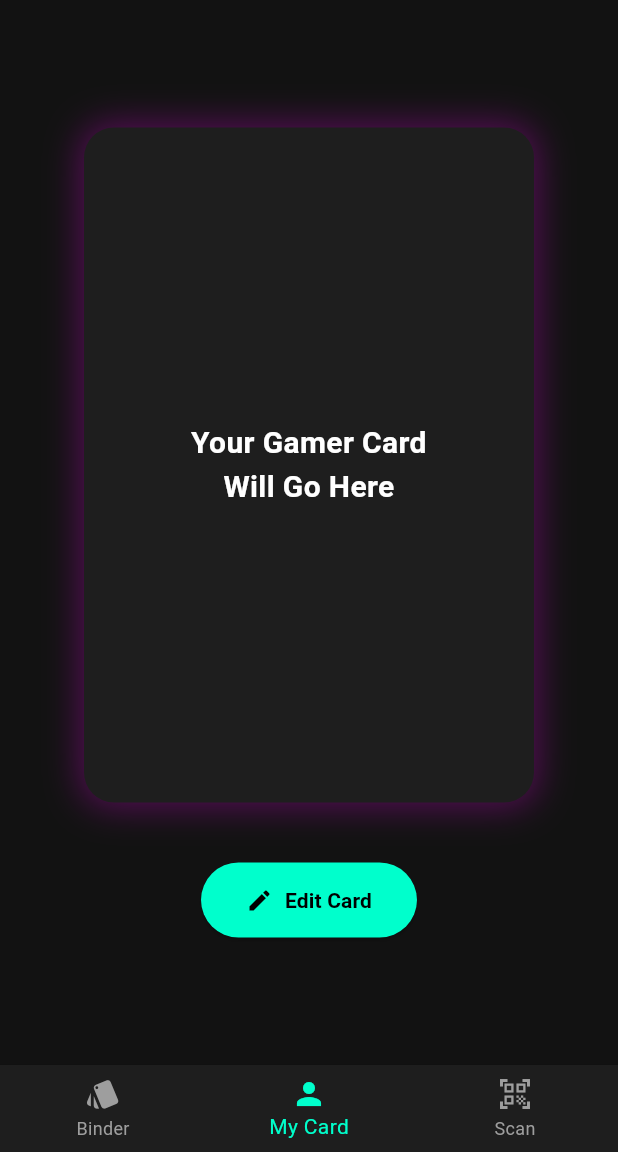
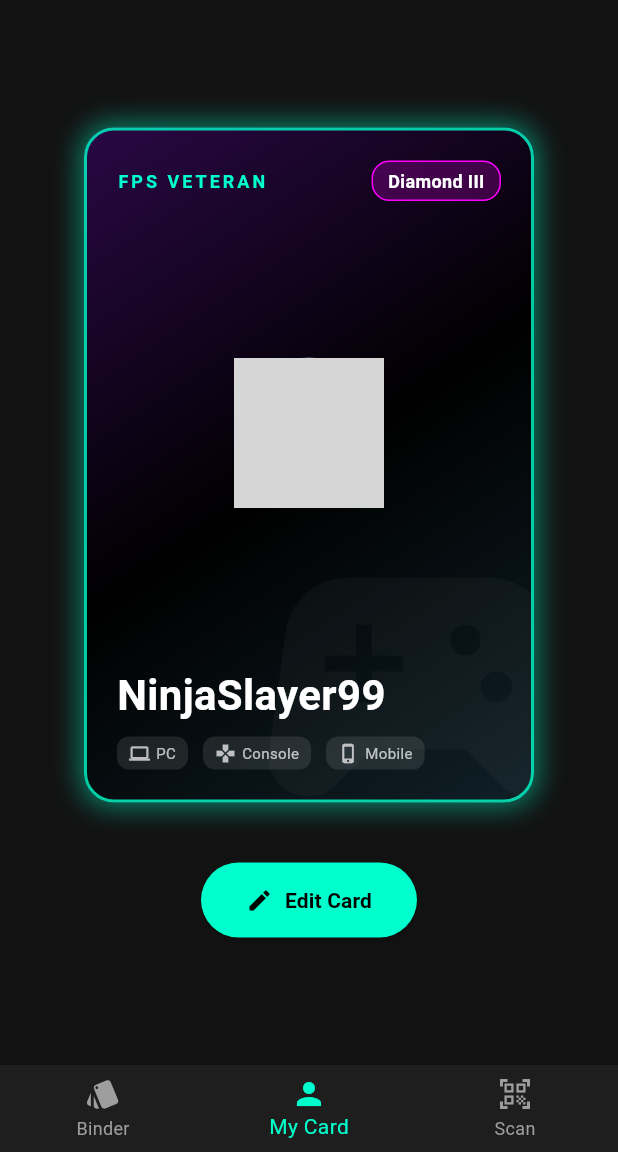
Before and after one commit to liarisknight0/gamer_club, a Flutter app: the screen it shows after launch, item 2 of the bottom bar chosen, after a tap on "Edit Card", on a phone screen of 412 x 824 dp, the part 84-1236 px from its top. Run offline on Flutter 3.47's test engine with Material 3 defaults, Android fonts, the phone set to English and light mode, and no system bars; network calls fail; grey boxes are pictures that could not be loaded.

Commit message:
Finished part 3: Created beautiful UI for Digital Gamer Card

```diff
--- a/lib/screens/binder_screen.dart
+++ b/lib/screens/binder_screen.dart
@@ -1,33 +1,35 @@
 import 'package:flutter/material.dart';
+import '../widgets/gamer_card.dart';
 
 class BinderScreen extends StatelessWidget {
   const BinderScreen({super.key});
 
   @override
   Widget build(BuildContext context) {
+    // Some dummy data to fill our binder
+    final List<Map<String, String>> collectedCards =[
+      {'user': 'xX_Sniper_Xx', 'title': 'Tryhard', 'rank': 'Radiant'},
+      {'user': 'CozyGamerGirl', 'title': 'Completionist', 'rank': 'Gold'},
+      {'user': 'NoobMaster69', 'title': 'Casual', 'rank': 'Bronze'},
+      {'user': 'Faker', 'title': 'Pro Player', 'rank': 'Challenger'},
+    ];
+
     return Scaffold(
       body: GridView.builder(
         padding: const EdgeInsets.all(16.0),
         gridDelegate: const SliverGridDelegateWithFixedCrossAxisCount(
-          crossAxisCount: 2, // 2 cards per row
-          childAspectRatio: 0.7, // Trading card aspect ratio (taller than wide)
+          crossAxisCount: 2,
+          childAspectRatio: 0.7,
           crossAxisSpacing: 16,
           mainAxisSpacing: 16,
         ),
-        itemCount: 6, // Placeholder for 6 cards
+        itemCount: collectedCards.length,
         itemBuilder: (context, index) {
-          return Container(
-            decoration: BoxDecoration(
-              color: const Color(0xFF2A2A2A), // Dark grey card background
-              borderRadius: BorderRadius.circular(12),
-              border: Border.all(color: const Color(0xFF00FFCC), width: 1), // Neon Cyan border
-            ),
-            child: const Center(
-              child: Text(
-                'Empty Slot',
-                style: TextStyle(color: Colors.grey),
-              ),
-            ),
+          final cardData = collectedCards[index];
+          return GamerCard(
+            username: cardData['user']!,
+            title: cardData['title']!,
+            rank: cardData['rank']!,
           );
         },
       ),
--- a/lib/screens/my_card_screen.dart
+++ b/lib/screens/my_card_screen.dart
@@ -1,4 +1,5 @@
 import 'package:flutter/material.dart';
+import '../widgets/gamer_card.dart'; // Import our new card!
 
 class MyCardScreen extends StatelessWidget {
   const MyCardScreen({super.key});
@@ -10,32 +11,21 @@ class MyCardScreen extends StatelessWidget {
         child: Column(
           mainAxisAlignment: MainAxisAlignment.center,
           children:[
-            // Placeholder for the actual card we will design in Chunk 3
-            Container(
+            // Look how clean this is! We just call our widget and pass the data.
+            const SizedBox(
               width: 300,
               height: 450,
-              decoration: BoxDecoration(
-                color: const Color(0xFF1E1E1E),
-                borderRadius: BorderRadius.circular(20),
-                boxShadow:[
-                  BoxShadow(
-                    color: const Color(0xFFFF00FF).withOpacity(0.3), // Neon pink glow
-                    blurRadius: 20,
-                    spreadRadius: 2,
-                  ),
-                ],
-              ),
-              child: const Center(
-                child: Text(
-                  'Your Gamer Card\nWill Go Here',
-                  textAlign: TextAlign.center,
-                  style: TextStyle(fontSize: 20, color: Colors.white, fontWeight: FontWeight.bold),
-                ),
+              child: GamerCard(
+                username: 'NinjaSlayer99',
+                title: 'FPS Veteran',
+                rank: 'Diamond III',
               ),
             ),
             const SizedBox(height: 40),
             ElevatedButton.icon(
-              onPressed: () {},
+              onPressed: () {
+                // Later, this will open a screen to edit the username/colors
+              },
               icon: const Icon(Icons.edit, color: Colors.black),
               label: const Text('Edit Card', style: TextStyle(color: Colors.black, fontWeight: FontWeight.bold)),
               style: ElevatedButton.styleFrom(
--- /dev/null
+++ b/lib/widgets/gamer_card.dart
@@ -0,0 +1,166 @@
+import 'package:flutter/material.dart';
+
+class GamerCard extends StatelessWidget {
+  final String username;
+  final String title;
+  final String rank;
+
+  const GamerCard({
+    super.key,
+    required this.username,
+    required this.title,
+    required this.rank,
+  });
+
+  @override
+  Widget build(BuildContext context) {
+    return Container(
+      // The overall card shape and glowing border
+      decoration: BoxDecoration(
+        borderRadius: BorderRadius.circular(20),
+        boxShadow:[
+          BoxShadow(
+            color: const Color(0xFF00FFCC).withOpacity(0.5), // Neon Cyan Glow
+            blurRadius: 15,
+            spreadRadius: 2,
+          ),
+        ],
+        gradient: const LinearGradient(
+          begin: Alignment.topLeft,
+          end: Alignment.bottomRight,
+          colors:[
+            Color(0xFF2A0845), // Deep Purple
+            Color(0xFF000000), // Pitch Black
+            Color(0xFF0F2027), // Dark Blue-Grey
+          ],
+        ),
+        border: Border.all(
+          color: const Color(0xFF00FFCC).withOpacity(0.8), // Card Border
+          width: 2,
+        ),
+      ),
+      child: ClipRRect(
+        borderRadius: BorderRadius.circular(18), // Clips inner content so it doesn't spill over the rounded corners
+        child: Stack(
+          children:[
+            // Background Pattern/Texture (Using a subtle grid or icon)
+            Positioned(
+              right: -50,
+              bottom: -50,
+              child: Icon(
+                Icons.sports_esports,
+                size: 250,
+                color: Colors.white.withOpacity(0.03),
+              ),
+            ),
+
+            // Card Content
+            Padding(
+              padding: const EdgeInsets.all(20.0),
+              child: Column(
+                crossAxisAlignment: CrossAxisAlignment.start,
+                children:[
+                  // TOP ROW: Title & Rank
+                  Row(
+                    mainAxisAlignment: MainAxisAlignment.spaceBetween,
+                    children:[
+                      Text(
+                        title.toUpperCase(),
+                        style: const TextStyle(
+                          color: Color(0xFF00FFCC),
+                          fontWeight: FontWeight.bold,
+                          letterSpacing: 2,
+                          fontSize: 12,
+                        ),
+                      ),
+                      Container(
+                        padding: const EdgeInsets.symmetric(horizontal: 10, vertical: 4),
+                        decoration: BoxDecoration(
+                          color: const Color(0xFFFF00FF).withOpacity(0.2), // Neon Pink background
+                          borderRadius: BorderRadius.circular(12),
+                          border: Border.all(color: const Color(0xFFFF00FF)),
+                        ),
+                        child: Text(
+                          rank,
+                          style: const TextStyle(
+                            color: Colors.white,
+                            fontWeight: FontWeight.bold,
+                            fontSize: 12,
+                          ),
+                        ),
+                      ),
+                    ],
+                  ),
+
+                  const Spacer(), // Pushes the avatar to the middle
+
+                  // CENTER: Avatar
+                  Center(
+                    child: Container(
+                      width: 100,
+                      height: 100,
+                      decoration: BoxDecoration(
+                        shape: BoxShape.circle,
+                        border: Border.all(color: Colors.white, width: 3),
+                        image: const DecorationImage(
+                          // Placeholder image until we add real avatars
+                          image: NetworkImage('https://api.dicebear.com/7.x/avataaars/png?seed=Gamer'),
+                          fit: BoxFit.cover,
+                        ),
+                      ),
+                    ),
+                  ),
+
+                  const Spacer(), // Pushes the bottom info down
+
+                  // BOTTOM: Username & Platforms
+                  Text(
+                    username,
+                    style: const TextStyle(
+                      color: Colors.white,
+                      fontSize: 28,
+                      fontWeight: FontWeight.bold,
+                    ),
+                  ),
+                  const SizedBox(height: 8),
+
+                  // Platform Icons Row (Placeholders for Steam, PS, Xbox)
+                  Row(
+                    children:[
+                      _buildPlatformIcon(Icons.computer, 'PC'),
+                      const SizedBox(width: 10),
+                      _buildPlatformIcon(Icons.gamepad, 'Console'),
+                      const SizedBox(width: 10),
+                      _buildPlatformIcon(Icons.phone_iphone, 'Mobile'),
+                    ],
+                  )
+                ],
+              ),
+            ),
+          ],
+        ),
+      ),
+    );
+  }
+
+  // A small helper widget to build the platform badges
+  Widget _buildPlatformIcon(IconData icon, String label) {
+    return Container(
+      padding: const EdgeInsets.symmetric(horizontal: 8, vertical: 4),
+      decoration: BoxDecoration(
+        color: Colors.white.withOpacity(0.1),
+        borderRadius: BorderRadius.circular(8),
+      ),
+      child: Row(
+        children:[
+          Icon(icon, color: Colors.white70, size: 14),
+          const SizedBox(width: 4),
+          Text(
+            label,
+            style: const TextStyle(color: Colors.white70, fontSize: 10),
+          ),
+        ],
+      ),
+    );
+  }
+}
```
